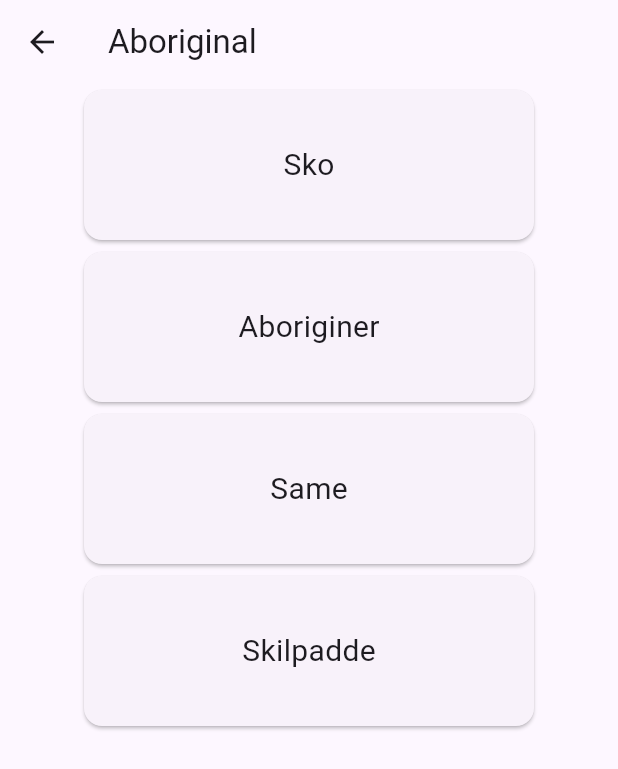
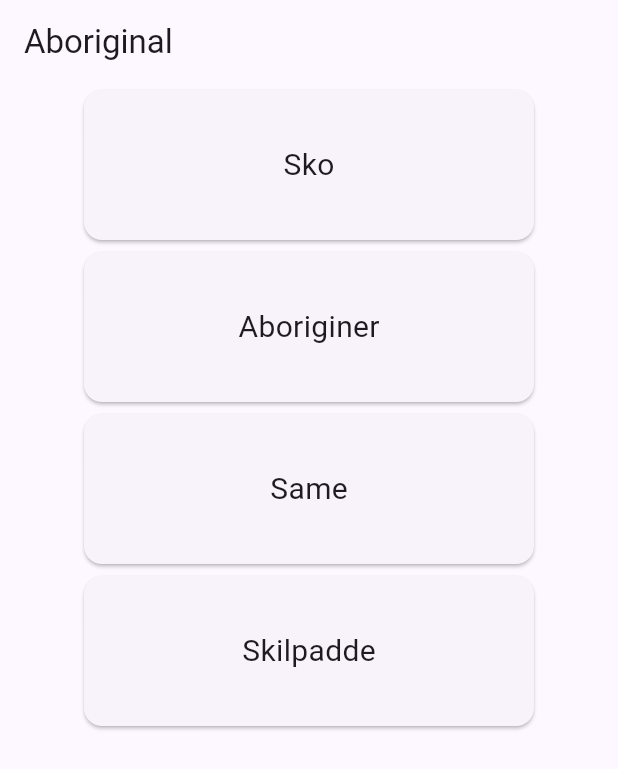
Before and after one commit to celinevictoria/glose_app, a Flutter app: the GamePage screen opened directly, on a phone screen of 412 x 824 dp. Shown: the top 769 px of the screen. Run offline on Flutter 3.47's test engine with Material 2 defaults, Android fonts, the phone set to English and light mode, and no system bars.

Commit message:
remove back button

```diff
--- a/lib/game_page.dart
+++ b/lib/game_page.dart
@@ -12,7 +12,10 @@ class GamePage extends StatelessWidget {
   @override
   Widget build(BuildContext context) {
     return Scaffold(
-        appBar: AppBar(title: Text(masterList.keys.elementAt(questionCount))),
+        appBar: AppBar(
+          title: Text(masterList.keys.elementAt(questionCount)),
+          automaticallyImplyLeading: false,
+        ),
         body: AnswerCardList(
           optionList: masterList.values.elementAt(questionCount),
           questionCount: questionCount,
```
